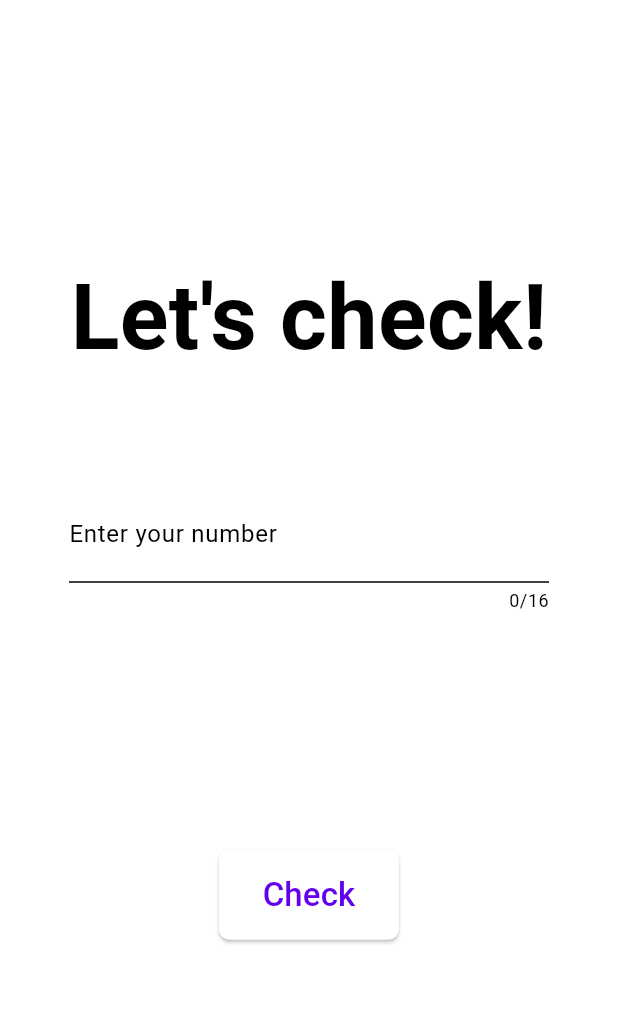
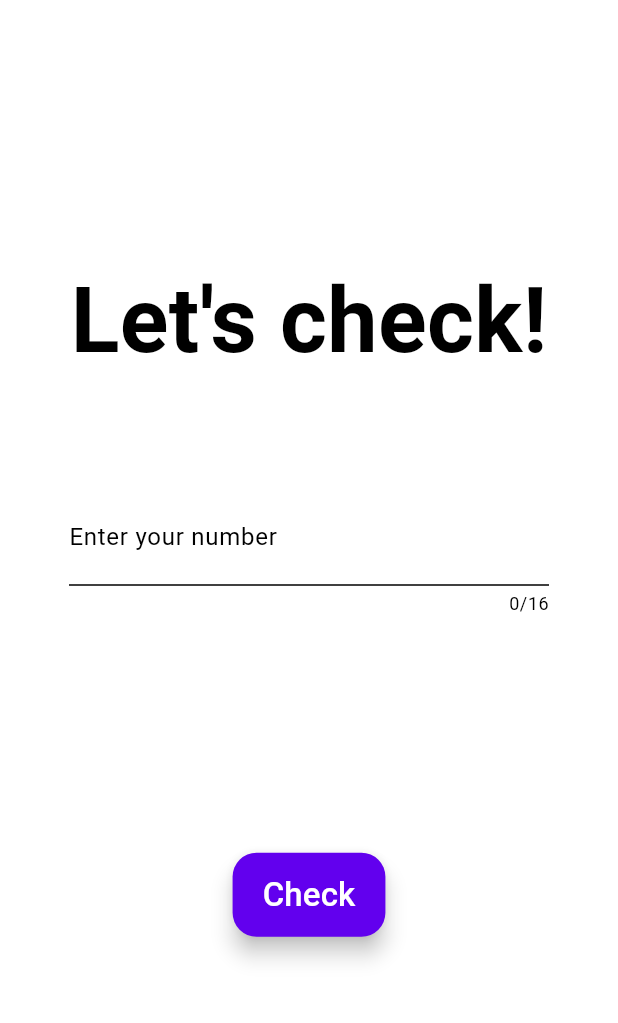
Before and after one commit to PiotrZPL/PrimeCheck-android, a Flutter app: the screen it shows after launch, on a phone screen of 412 x 824 dp, the part 63-1086 px from its top. Run offline on Flutter 3.47's test engine with Material 3 defaults, Android fonts, the phone set to English and light mode, and no system bars; drawn by our look-alikes of dynamic_color.

Commit message:
Change check button type

```diff
--- a/lib/widgets/page_content.dart
+++ b/lib/widgets/page_content.dart
@@ -144,15 +144,9 @@ class PageContent extends StatelessWidget {
             const SizedBox(
               height: 120
             ),
-            ElevatedButton(
+            FloatingActionButton.extended(
               onPressed: checkIfNumberIsPrime,
-              style: ElevatedButton.styleFrom(
-                fixedSize: const Size(120, 60),
-                shape: RoundedRectangleBorder(
-                  borderRadius: BorderRadius.circular(7),
-                )
-              ),
-              child: Text(
+              label: Text(
                 "Check",
                 style: TextStyle(
                   fontSize: Theme.of(context).textTheme.titleLarge!.fontSize
```
